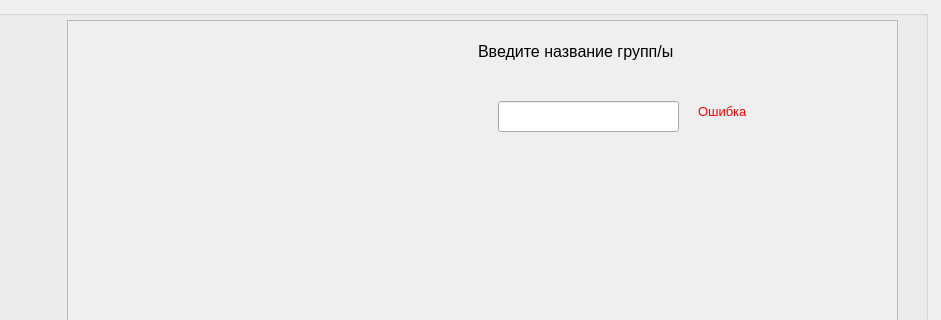
First picture: the form in client/Forms/PotokAdder/potokadder.ui, repository sofinvalery/LMS, before the edit; both pictures show x 283 to 1224 and y 0 to 320 of the 1224 by 773 pixel window.
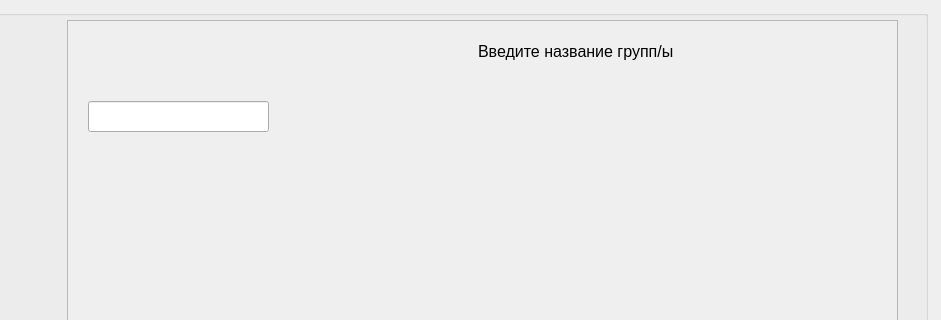
Second picture: the form after the edit.

Commit message: potok adder pochti 1.101

Diff of the .ui file:
```diff
--- a/client/Forms/PotokAdder/potokadder.ui
+++ b/client/Forms/PotokAdder/potokadder.ui
@@ -67,7 +67,7 @@
      <widget class="QLineEdit" name="Group_name">
       <property name="geometry">
        <rect>
-        <x>430</x>
+        <x>20</x>
         <y>80</y>
         <width>181</width>
         <height>31</height>
@@ -77,9 +77,9 @@
      <widget class="QLabel" name="Error_Box">
       <property name="geometry">
        <rect>
-        <x>630</x>
+        <x>230</x>
         <y>80</y>
-        <width>171</width>
+        <width>511</width>
         <height>21</height>
        </rect>
       </property>
@@ -92,7 +92,7 @@
        <string notr="true">color: rgb(255, 0, 0);</string>
       </property>
       <property name="text">
-       <string>Ошибка</string>
+       <string/>
       </property>
      </widget>
     </widget>
```
The commit also changes 2 other files.
